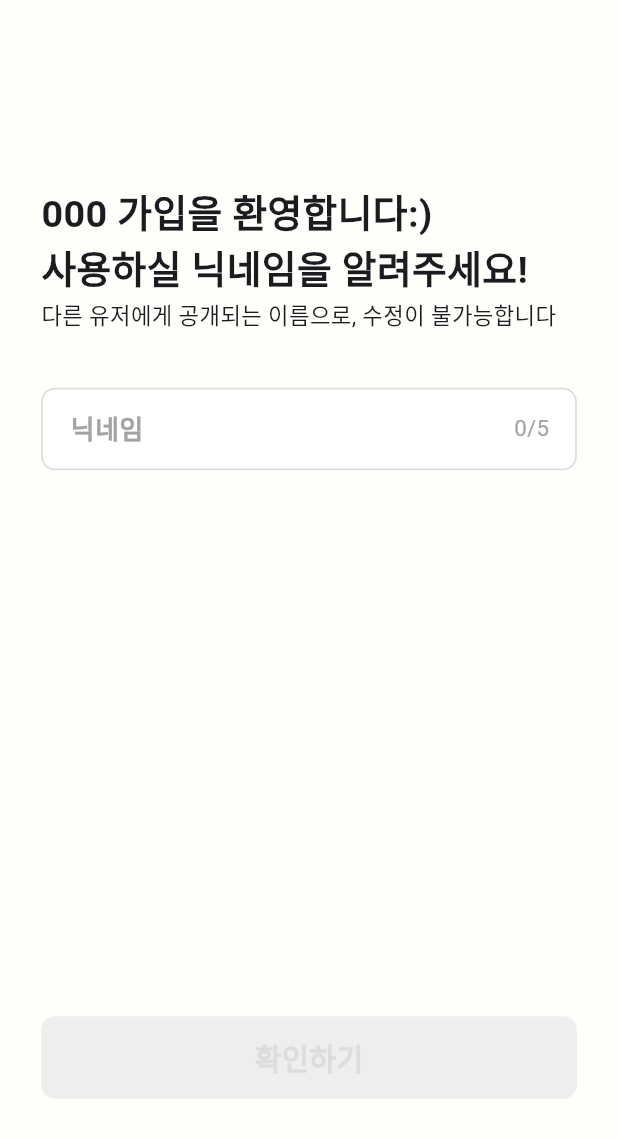
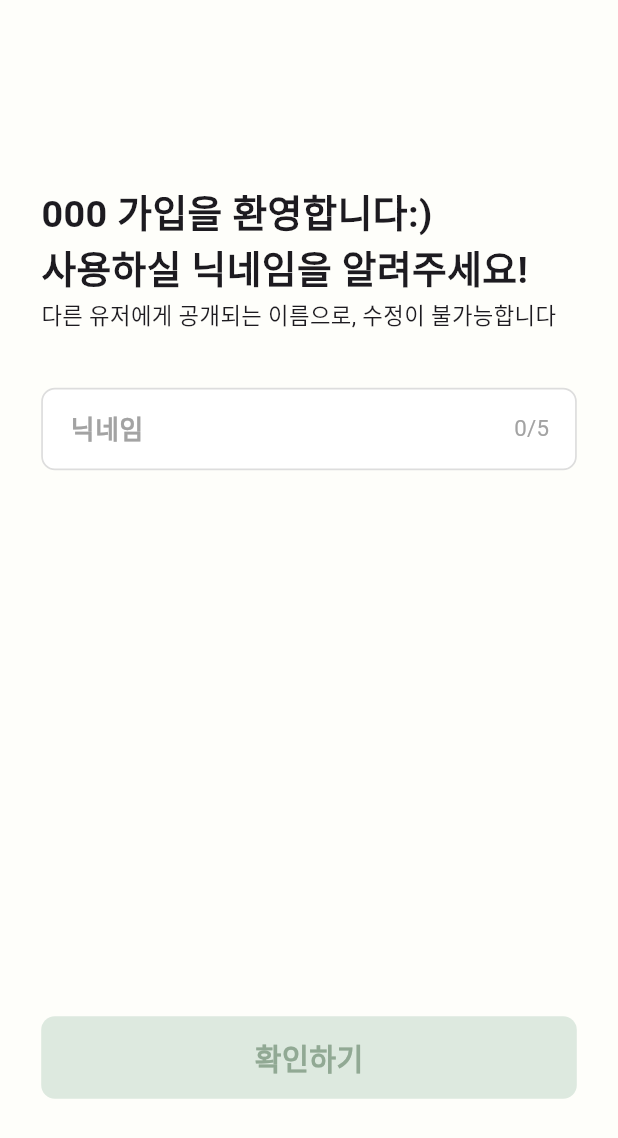
Before and after one commit to Dear-deer-developer/Dear-dear-FE, a Flutter app: the SignUpFirst screen opened directly, on a phone screen of 412 x 824 dp. Shown: the top 1138 px of the screen. Run offline on Flutter 3.47's test engine with Material 3 defaults, Android fonts, the phone set to English and light mode, and no system bars; our stand-ins replace flutter_dotenv, flutter_screenutil, get, logger; Roboto replaces fonts that are missing (KakaoSmallSansBold, KakaoSmallSansRegular).

Commit message:
button_widget 분류, 뷰 완성, 카카오 네이티브 키 값 추가, dotenv 사용, git ignore에 .env 추가

```diff
--- a/lib/controller/login/sign_up_controller.dart
+++ b/lib/controller/login/sign_up_controller.dart
@@ -2,6 +2,7 @@ import 'package:get/get.dart';
 
 class SignUpController extends GetxController {
   var nickname = ''.obs;
+  var isPressed = false.obs; // 버튼 눌림 상태 관리
 
 // 닉네임 업데이트
   void updateNickname(String value) {
@@ -21,10 +22,16 @@ class SignUpController extends GetxController {
     return nickname.value.isNotEmpty;
   }
 
+  // 버튼 눌림 상태 업데이트
+  void setPressed(bool value) {
+    isPressed(value);
+  }
+
   // 컨트롤러 종료 시 상태 초기화
   @override
   void onClose() {
     clearNickname();
+    isPressed(false); // 버튼 상태도 초기화
     super.onClose();
   }
 }
--- a/lib/main.dart
+++ b/lib/main.dart
@@ -6,6 +6,7 @@ import 'package:dear_deer_demo/controller/home/home_controller.dart';
 import 'package:dear_deer_demo/controller/post/post_controller.dart';
 import 'package:flutter/material.dart';
 import 'package:flutter/services.dart';
+import 'package:flutter_dotenv/flutter_dotenv.dart';
 import 'package:get/get.dart';
 import 'package:intl/date_symbol_data_local.dart';
 import 'package:logger/logger.dart';
@@ -22,18 +23,26 @@ Logger logger = Logger(
   ),
 );
 
-void main() async {
+Future<void> main() async {
   // Widget 시스템 초기화 ( 플랫폼 채널 사용 등 사전 준비 )
   WidgetsFlutterBinding.ensureInitialized();
+
   // 상태바, UI 표시 설정
   SystemChrome.setEnabledSystemUIMode(SystemUiMode.manual,
       overlays: SystemUiOverlay.values);
+
   // 가로모드 X
   SystemChrome.setPreferredOrientations([DeviceOrientation.portraitUp]);
+
   // 앱 내 정보 한국으로 변경
   await initializeDateFormatting('ko_KR', null);
+
   // 디버깅 체크 로그
   logger.d('Debug check');
+
+  // .env 파일 로드
+  await dotenv.load();
+  logger.d('환경 변수 로드 완료');
 
   // MARK: - 컨트롤러 등록
   /*
--- a/lib/view/login/sign_up_first.dart
+++ b/lib/view/login/sign_up_first.dart
@@ -2,6 +2,8 @@ import 'package:dear_deer_demo/controller/login/sign_up_controller.dart';
 import 'package:dear_deer_demo/data/app_color.dart';
 import 'package:dear_deer_demo/data/font_styles.dart';
 import 'package:dear_deer_demo/data/image_data.dart';
+import 'package:dear_deer_demo/main.dart';
+import 'package:dear_deer_demo/widget/button_widget.dart';
 import 'package:flutter/material.dart';
 import 'package:flutter_screenutil/flutter_screenutil.dart';
 import 'package:get/get.dart';
@@ -136,24 +138,19 @@ class SignUpFirst extends StatelessWidget {
         () {
           // 활성화 여부 확인
           bool isActive = signUpController.nickname.value.isNotEmpty;
+          bool isPressed = signUpController.isPressed.value;
 
-          return GestureDetector(
-            onTap: isActive ? () {} : null,
-            child: Container(
-              width: double.infinity,
-              height: 48.h,
-              alignment: Alignment.center,
-              decoration: BoxDecoration(
-                color: isActive ? AppColors.mainGreen : AppColors.G_01,
-                borderRadius: BorderRadius.circular(8.r),
-              ),
-              child: Text(
-                '확인하기',
-                style: FontStyles.Button_bold_17.copyWith(
-                  color: isActive ? Colors.white : AppColors.G_02,
-                ),
-              ),
-            ),
+          return CustomCheckButton(
+            text: '확인하기',
+            isActive: isActive,
+            isPressed: isPressed,
+            onTap: isActive
+                ? () => logger
+                    .i(signUpController.nickname.value) // 입력된 닉네임 logger로 확인
+                : null,
+            onTapDown: () => signUpController.setPressed(true),
+            onTapUp: () => signUpController.setPressed(false),
+            onTapCancel: () => signUpController.setPressed(false),
           );
         },
       ),
--- /dev/null
+++ b/lib/widget/button_widget.dart
@@ -0,0 +1,65 @@
+import 'package:dear_deer_demo/data/app_color.dart';
+import 'package:dear_deer_demo/data/font_styles.dart';
+import 'package:flutter/material.dart';
+import 'package:flutter_screenutil/flutter_screenutil.dart';
+
+class CustomCheckButton extends StatelessWidget {
+  final String text;
+  final bool isActive;
+  final bool isPressed;
+  final VoidCallback? onTap;
+  final VoidCallback? onTapDown;
+  final VoidCallback? onTapUp;
+  final VoidCallback? onTapCancel;
+
+  const CustomCheckButton({
+    super.key,
+    required this.text,
+    this.isActive = true,
+    this.isPressed = false,
+    this.onTap,
+    this.onTapDown,
+    this.onTapUp,
+    this.onTapCancel,
+  });
+
+  @override
+  Widget build(BuildContext context) {
+    // 색상, 폰트 설정
+    Color backgroundColor;
+    TextStyle fontStyle;
+
+    if (!isActive) {
+      backgroundColor = AppColors.Green01; // 입력 전
+      fontStyle = FontStyles.Button_bold_17.copyWith(color: AppColors.Green02);
+    } else if (isPressed) {
+      backgroundColor = AppColors.Green03; // 눌림 상태
+      fontStyle = FontStyles.Button_bold_17.copyWith(color: AppColors.Black);
+    } else {
+      backgroundColor = AppColors.mainGreen; // 기본 상태
+      fontStyle = FontStyles.Button_bold_17.copyWith(color: AppColors.White);
+    }
+
+    return GestureDetector(
+      onTapDown: (_) => onTapDown?.call(),
+      onTapUp: (_) => onTapUp?.call(),
+      onTapCancel: onTapCancel,
+      onTap: onTap,
+      child: AnimatedContainer(
+        duration: const Duration(milliseconds: 100),
+        curve: Curves.easeInOut,
+        width: 312.w,
+        height: 48.h,
+        alignment: Alignment.center,
+        decoration: BoxDecoration(
+          color: backgroundColor,
+          borderRadius: BorderRadius.circular(8.r),
+        ),
+        child: Text(
+          text,
+          style: fontStyle,
+        ),
+      ),
+    );
+  }
+}
--- a/pubspec.yaml
+++ b/pubspec.yaml
@@ -14,6 +14,8 @@ dependencies:
   intl: ^0.20.2
   flutter_screenutil: ^5.9.3
   get: ^4.7.2
+  kakao_flutter_sdk: ^1.9.5
+  flutter_dotenv: ^5.2.1
 
 dev_dependencies:
   flutter_test:
```
Also changed, not shown: pubspec.lock, 3 other files.
